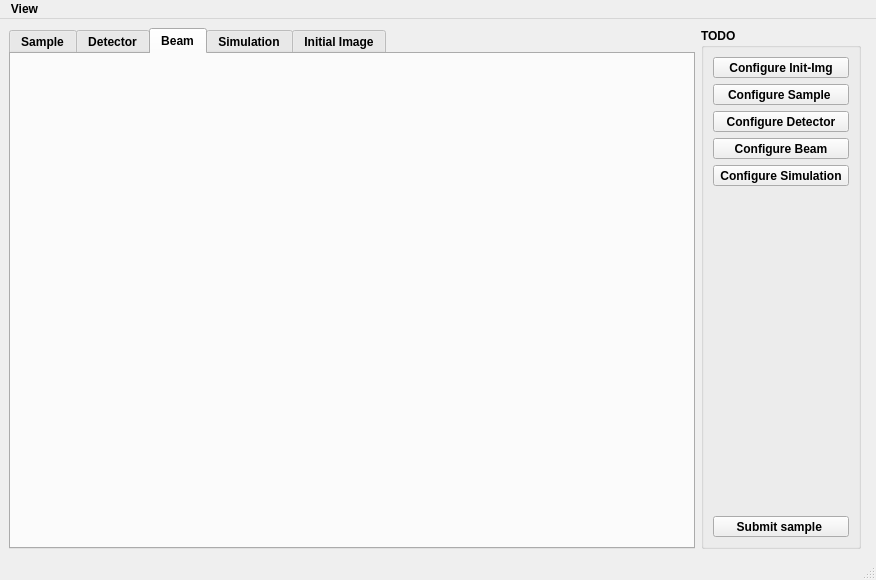
First picture: the form in siegmainwindow.ui, repository amirtosson/GISASSimulationBornAgainBased, before the edit.
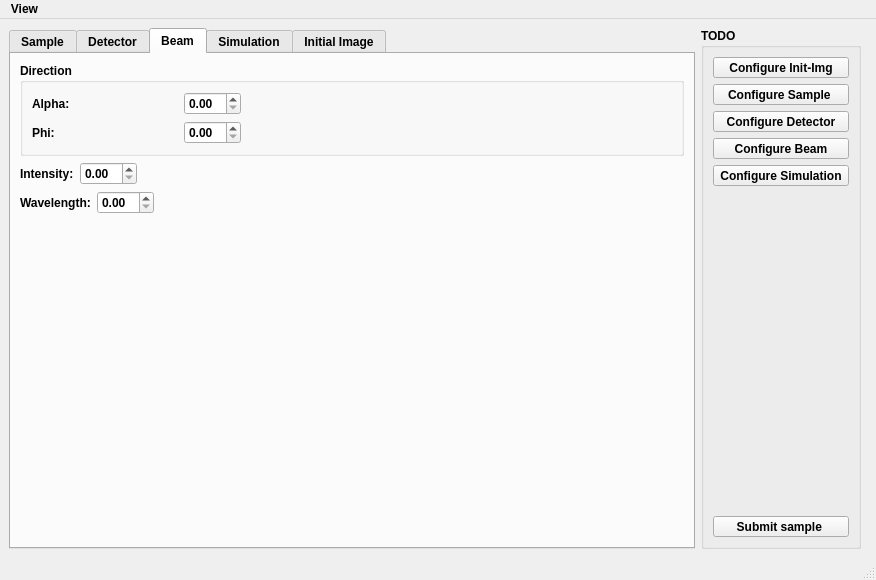
Second picture: the form after the edit. The open tabs and pages were chosen to show the change.

Patch:
```diff
--- a/siegmainwindow.ui
+++ b/siegmainwindow.ui
@@ -712,6 +712,185 @@
        <attribute name="title">
         <string>Beam</string>
        </attribute>
+       <layout class="QVBoxLayout" name="verticalLayout_7">
+        <item>
+         <widget class="QGroupBox" name="groupBox_2">
+          <property name="title">
+           <string>Direction</string>
+          </property>
+          <layout class="QGridLayout" name="gridLayout_5">
+           <item row="0" column="1">
+            <spacer name="horizontalSpacer_13">
+             <property name="orientation">
+              <enum>Qt::Horizontal</enum>
+             </property>
+             <property name="sizeHint" stdset="0">
+              <size>
+               <width>40</width>
+               <height>20</height>
+              </size>
+             </property>
+            </spacer>
+           </item>
+           <item row="0" column="5">
+            <spacer name="horizontalSpacer_14">
+             <property name="orientation">
+              <enum>Qt::Horizontal</enum>
+             </property>
+             <property name="sizeHint" stdset="0">
+              <size>
+               <width>40</width>
+               <height>20</height>
+              </size>
+             </property>
+            </spacer>
+           </item>
+           <item row="0" column="0">
+            <widget class="QLabel" name="label_19">
+             <property name="text">
+              <string>Alpha:</string>
+             </property>
+            </widget>
+           </item>
+           <item row="0" column="6">
+            <spacer name="horizontalSpacer_10">
+             <property name="orientation">
+              <enum>Qt::Horizontal</enum>
+             </property>
+             <property name="sizeHint" stdset="0">
+              <size>
+               <width>40</width>
+               <height>20</height>
+              </size>
+             </property>
+            </spacer>
+           </item>
+           <item row="0" column="3">
+            <spacer name="horizontalSpacer_16">
+             <property name="orientation">
+              <enum>Qt::Horizontal</enum>
+             </property>
+             <property name="sizeHint" stdset="0">
+              <size>
+               <width>40</width>
+               <height>20</height>
+              </size>
+             </property>
+            </spacer>
+           </item>
+           <item row="1" column="2">
+            <widget class="QDoubleSpinBox" name="detectorHeightSpinBox_2">
+             <property name="singleStep">
+              <double>0.100000000000000</double>
+             </property>
+            </widget>
+           </item>
+           <item row="0" column="2">
+            <widget class="QDoubleSpinBox" name="detectorWidthSpinBox_3">
+             <property name="singleStep">
+              <double>0.100000000000000</double>
+             </property>
+            </widget>
+           </item>
+           <item row="1" column="0">
+            <widget class="QLabel" name="label_18">
+             <property name="text">
+              <string>Phi:</string>
+             </property>
+            </widget>
+           </item>
+           <item row="0" column="4">
+            <spacer name="horizontalSpacer_15">
+             <property name="orientation">
+              <enum>Qt::Horizontal</enum>
+             </property>
+             <property name="sizeHint" stdset="0">
+              <size>
+               <width>40</width>
+               <height>20</height>
+              </size>
+             </property>
+            </spacer>
+           </item>
+          </layout>
+         </widget>
+        </item>
+        <item>
+         <layout class="QHBoxLayout" name="horizontalLayout_4">
+          <item>
+           <widget class="QLabel" name="label_21">
+            <property name="text">
+             <string>Intensity:</string>
+            </property>
+           </widget>
+          </item>
+          <item>
+           <widget class="QDoubleSpinBox" name="detectorWidthSpinBox_2">
+            <property name="singleStep">
+             <double>0.100000000000000</double>
+            </property>
+           </widget>
+          </item>
+          <item>
+           <spacer name="horizontalSpacer_17">
+            <property name="orientation">
+             <enum>Qt::Horizontal</enum>
+            </property>
+            <property name="sizeHint" stdset="0">
+             <size>
+              <width>40</width>
+              <height>20</height>
+             </size>
+            </property>
+           </spacer>
+          </item>
+         </layout>
+        </item>
+        <item>
+         <layout class="QHBoxLayout" name="horizontalLayout_5">
+          <item>
+           <widget class="QLabel" name="label_22">
+            <property name="text">
+             <string>Wavelength:</string>
+            </property>
+           </widget>
+          </item>
+          <item>
+           <widget class="QDoubleSpinBox" name="detectorWidthSpinBox_4">
+            <property name="singleStep">
+             <double>0.100000000000000</double>
+            </property>
+           </widget>
+          </item>
+          <item>
+           <spacer name="horizontalSpacer_21">
+            <property name="orientation">
+             <enum>Qt::Horizontal</enum>
+            </property>
+            <property name="sizeHint" stdset="0">
+             <size>
+              <width>40</width>
+              <height>20</height>
+             </size>
+            </property>
+           </spacer>
+          </item>
+         </layout>
+        </item>
+        <item>
+         <spacer name="verticalSpacer_3">
+          <property name="orientation">
+           <enum>Qt::Vertical</enum>
+          </property>
+          <property name="sizeHint" stdset="0">
+           <size>
+            <width>20</width>
+            <height>40</height>
+           </size>
+          </property>
+         </spacer>
+        </item>
+       </layout>
       </widget>
       <widget class="QWidget" name="simTab">
        <attribute name="title">
```
Left out of the diff: 32 changed lines with no effect on the pictures.
